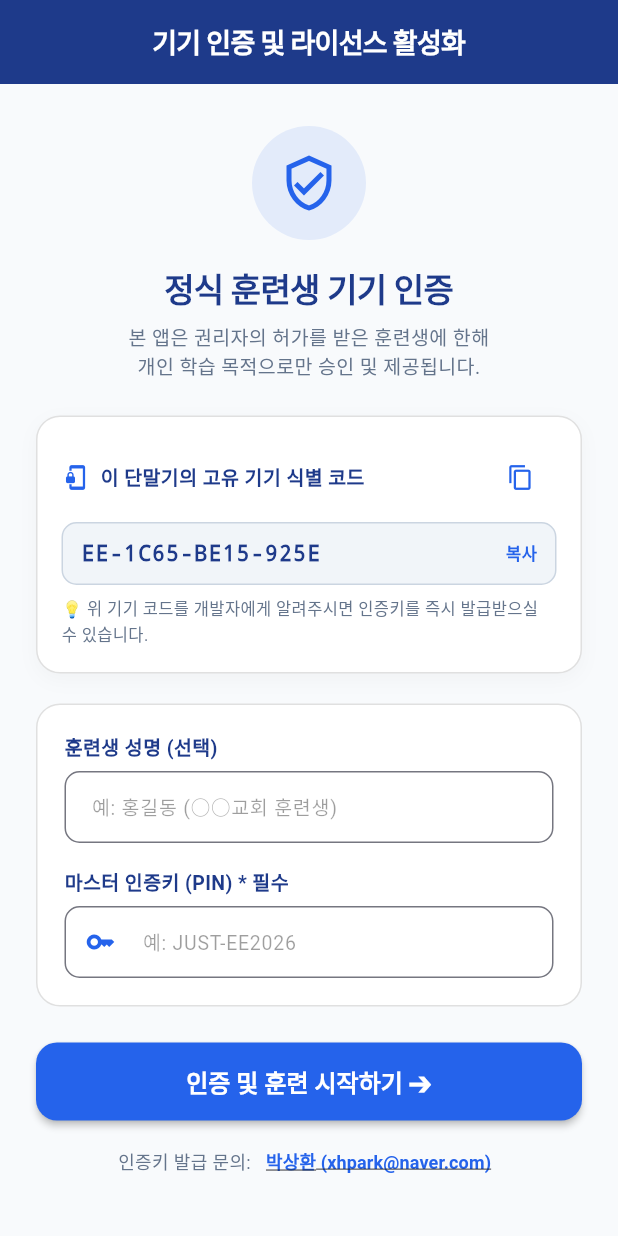
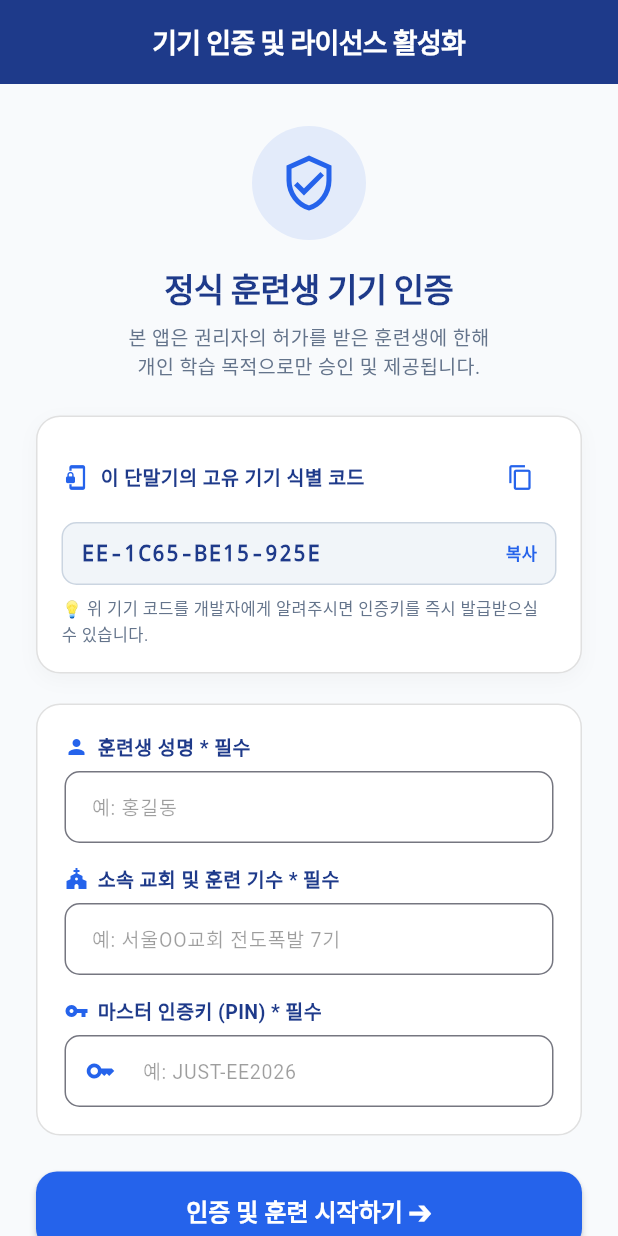
Before and after one commit to xhpark/Evangelism, a Flutter app: the LicenseActivationScreen screen opened directly, on a phone screen of 412 x 824 dp. Run offline on Flutter 3.47's test engine with Material 3 defaults, Android fonts, the light colour scheme and no system bars; our stand-ins replace flutter_tts, shared_preferences, speech_to_text, wakelock_plus; accounts and stored records are empty.

Commit message:
feat: 훈련생 성명 및 소속 교회/기수 필수 입력 적용 및 구글 시트/이메일 알림 연동 완료

```diff
--- a/lib/screens/license_activation_screen.dart
+++ b/lib/screens/license_activation_screen.dart
@@ -15,6 +15,7 @@ class LicenseActivationScreen extends StatefulWidget {
 class _LicenseActivationScreenState extends State<LicenseActivationScreen> {
   final TextEditingController _pinController = TextEditingController();
   final TextEditingController _nameController = TextEditingController();
+  final TextEditingController _affiliationController = TextEditingController();
   String? _errorMessage;
   bool _isSubmitting = false;
 
@@ -22,14 +23,32 @@ class _LicenseActivationScreenState extends State<LicenseActivationScreen> {
   void dispose() {
     _pinController.dispose();
     _nameController.dispose();
+    _affiliationController.dispose();
     super.dispose();
   }
 
   Future<void> _handleActivation() async {
+    final name = _nameController.text.trim();
+    final affiliation = _affiliationController.text.trim();
     final pin = _pinController.text.trim();
+
+    if (name.isEmpty) {
+      setState(() {
+        _errorMessage = '훈련생 성명을 입력해 주세요 (필수).';
+      });
+      return;
+    }
+
+    if (affiliation.isEmpty) {
+      setState(() {
+        _errorMessage = '소속 교회 및 훈련 기수를 입력해 주세요 (필수).';
+      });
+      return;
+    }
+
     if (pin.isEmpty) {
       setState(() {
-        _errorMessage = '개발자로부터 발급받은 인증키(PIN)를 입력해 주세요.';
+        _errorMessage = '개발자로부터 발급받은 인증키(PIN)를 입력해 주세요 (필수).';
       });
       return;
     }
@@ -42,7 +61,8 @@ class _LicenseActivationScreenState extends State<LicenseActivationScreen> {
     final licenseService = Provider.of<LicenseService>(context, listen: false);
     final success = await licenseService.activateWithPin(
       pin,
-      userName: _nameController.text.trim(),
+      userName: name,
+      affiliation: affiliation,
     );
 
     setState(() {
@@ -234,33 +254,71 @@ class _LicenseActivationScreenState extends State<LicenseActivationScreen> {
                   child: Column(
                     crossAxisAlignment: CrossAxisAlignment.start,
                     children: [
-                      const Text(
-                        '훈련생 성명 (선택)',
+                      const Row(
+                        children: [
+                          Icon(Icons.person, size: 16, color: AppTheme.primaryBlue),
+                          SizedBox(width: 6),
+                          Text(
+                            '훈련생 성명 * 필수',
                             style: TextStyle(
                               fontSize: 13,
-                          fontWeight: FontWeight.w600,
+                              fontWeight: FontWeight.bold,
                               color: AppTheme.primaryNavy,
                             ),
+                          ),
+                        ],
                       ),
                       const SizedBox(height: 6),
                       TextField(
                         controller: _nameController,
                         decoration: InputDecoration(
-                          hintText: '예: 홍길동 (○○교회 훈련생)',
+                          hintText: '예: 홍길동',
                           hintStyle: const TextStyle(fontSize: 13, color: Colors.black38),
                           contentPadding: const EdgeInsets.symmetric(horizontal: 14, vertical: 12),
                           border: OutlineInputBorder(borderRadius: BorderRadius.circular(10)),
                         ),
                       ),
-                      const SizedBox(height: 16),
+                      const SizedBox(height: 14),
 
-                      const Text(
+                      const Row(
+                        children: [
+                          Icon(Icons.church, size: 16, color: AppTheme.primaryBlue),
+                          SizedBox(width: 6),
+                          Text(
+                            '소속 교회 및 훈련 기수 * 필수',
+                            style: TextStyle(
+                              fontSize: 13,
+                              fontWeight: FontWeight.bold,
+                              color: AppTheme.primaryNavy,
+                            ),
+                          ),
+                        ],
+                      ),
+                      const SizedBox(height: 6),
+                      TextField(
+                        controller: _affiliationController,
+                        decoration: InputDecoration(
+                          hintText: '예: 서울OO교회 전도폭발 7기',
+                          hintStyle: const TextStyle(fontSize: 13, color: Colors.black38),
+                          contentPadding: const EdgeInsets.symmetric(horizontal: 14, vertical: 12),
+                          border: OutlineInputBorder(borderRadius: BorderRadius.circular(10)),
+                        ),
+                      ),
+                      const SizedBox(height: 14),
+
+                      const Row(
+                        children: [
+                          Icon(Icons.vpn_key, size: 16, color: AppTheme.primaryBlue),
+                          SizedBox(width: 6),
+                          Text(
                             '마스터 인증키 (PIN) * 필수',
                             style: TextStyle(
                               fontSize: 13,
                               fontWeight: FontWeight.bold,
                               color: AppTheme.primaryNavy,
                             ),
+                          ),
+                        ],
                       ),
                       const SizedBox(height: 6),
                       TextField(
--- a/lib/screens/settings_screen.dart
+++ b/lib/screens/settings_screen.dart
@@ -562,11 +562,11 @@ class _SettingsScreenState extends State<SettingsScreen> {
                                   color: AppTheme.primaryNavy,
                                 ),
                               ),
-                              if (license.userName.isNotEmpty) ...[
+                              if (license.userName.isNotEmpty || license.userAffiliation.isNotEmpty) ...[
                                 const SizedBox(height: 6),
                                 Text(
-                                  "등록 훈련생: ${license.userName}",
-                                  style: const TextStyle(fontSize: 11.5, color: Color(0xFF475569)),
+                                  "등록 훈련생: ${license.userName}${license.userAffiliation.isNotEmpty ? ' (${license.userAffiliation})' : ''}",
+                                  style: const TextStyle(fontSize: 11.5, color: Color(0xFF475569), fontWeight: FontWeight.w600),
                                 ),
                               ],
                             ],
```
Also changed, not shown: lib/services/license_service.dart (+21 -2 lines), 2 other files. Lines whose indentation alone changed are shown as unchanged.
